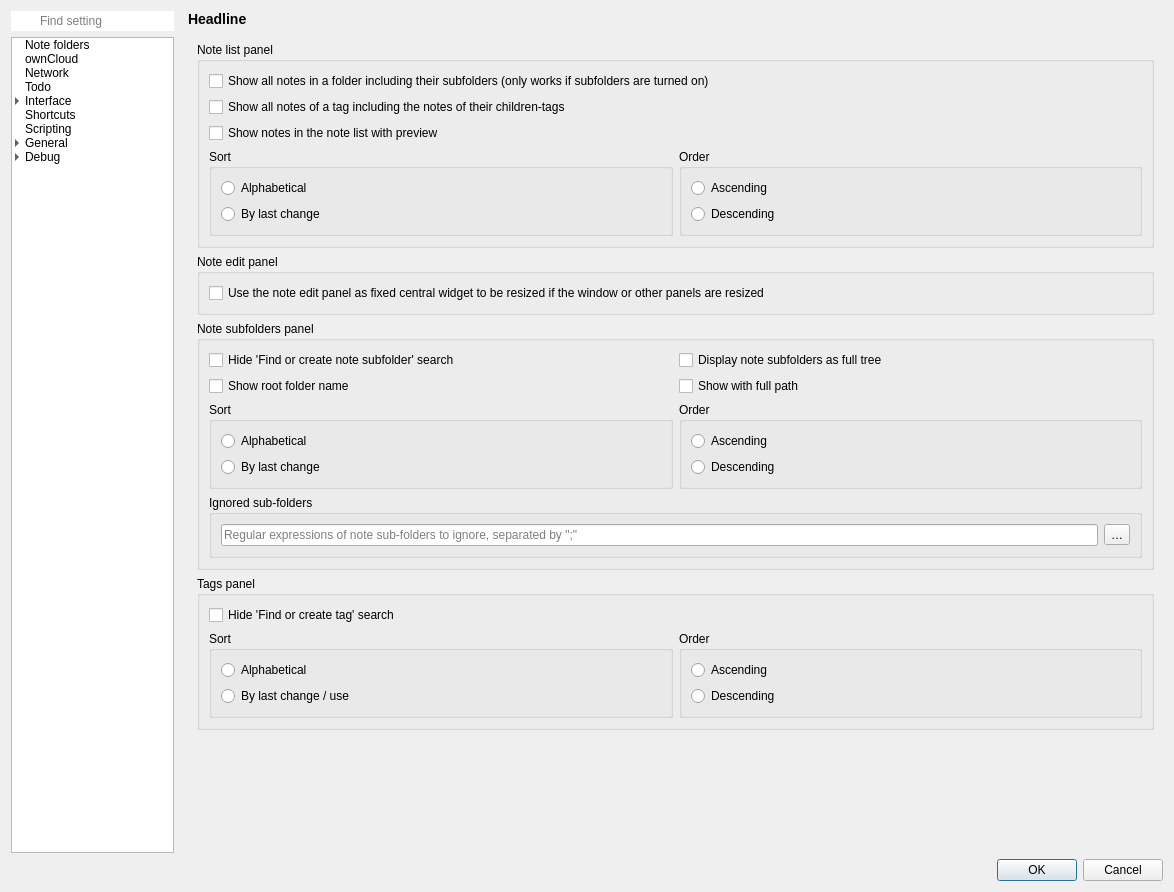
First picture: the form in src/dialogs/settingsdialog.ui, repository pbek/QOwnNotes, before the edit.
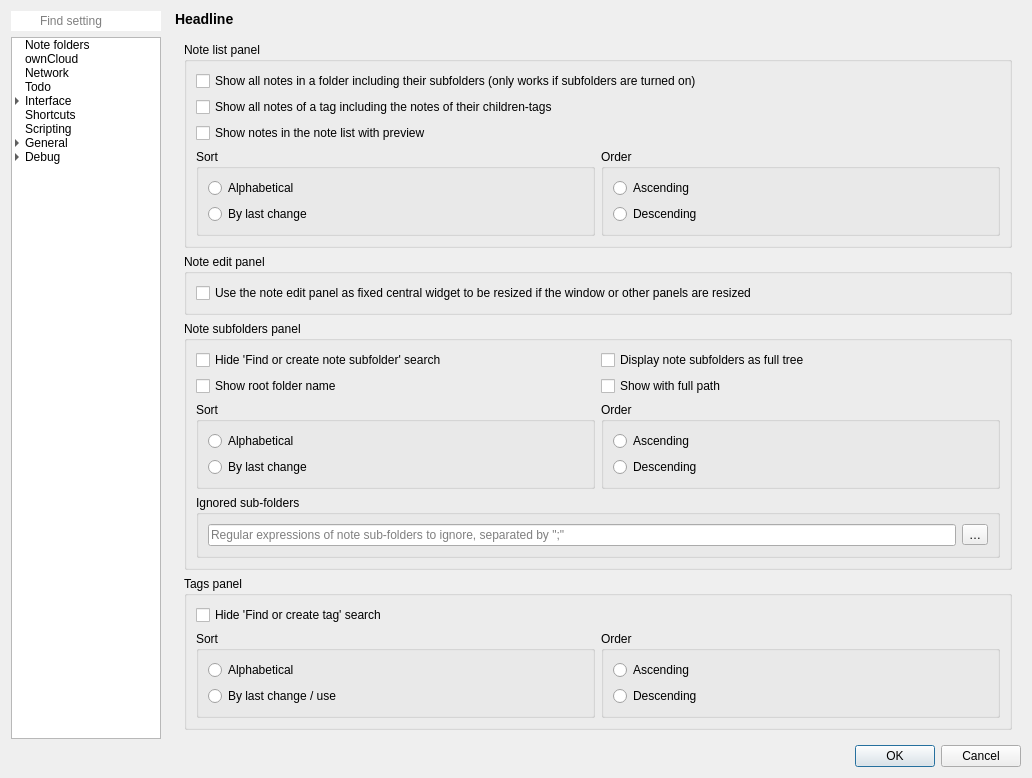
Second picture: the form after the edit. Icons and pictures are not drawn. Custom widgets are drawn as their Qt base class.

Commit message: fixed wrong default size

Patch:
```diff
--- a/src/dialogs/settingsdialog.ui
+++ b/src/dialogs/settingsdialog.ui
@@ -6,8 +6,8 @@
    <rect>
     <x>0</x>
     <y>0</y>
-    <width>1174</width>
-    <height>892</height>
+    <width>800</width>
+    <height>600</height>
    </rect>
   </property>
   <property name="sizePolicy">
```
